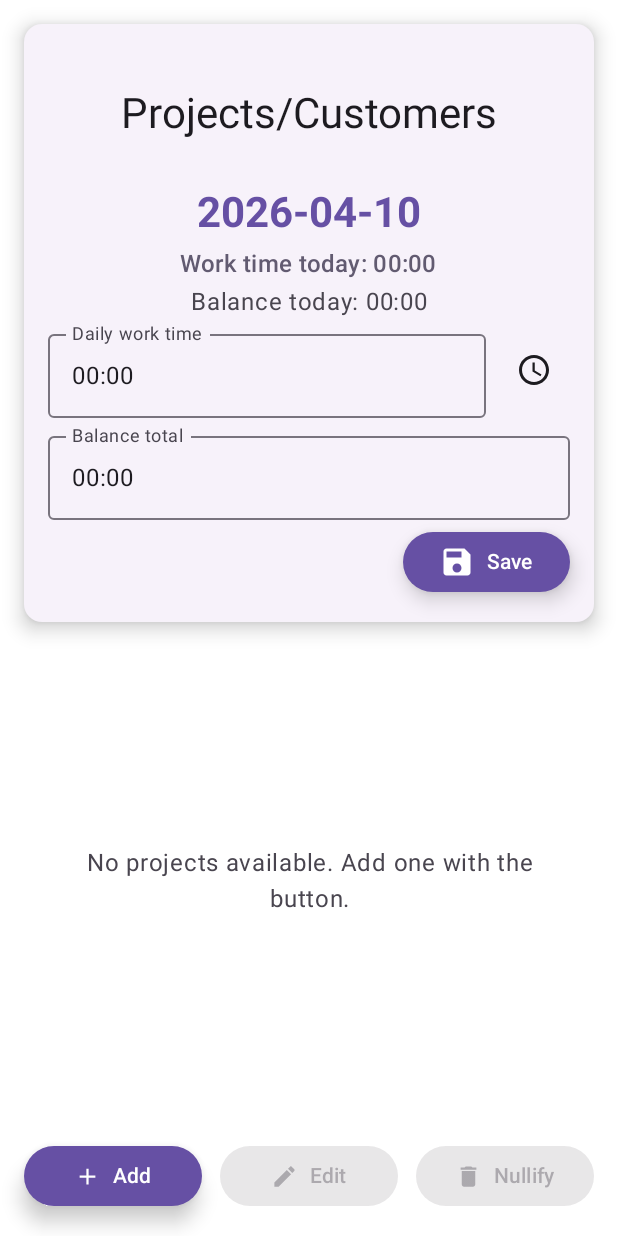
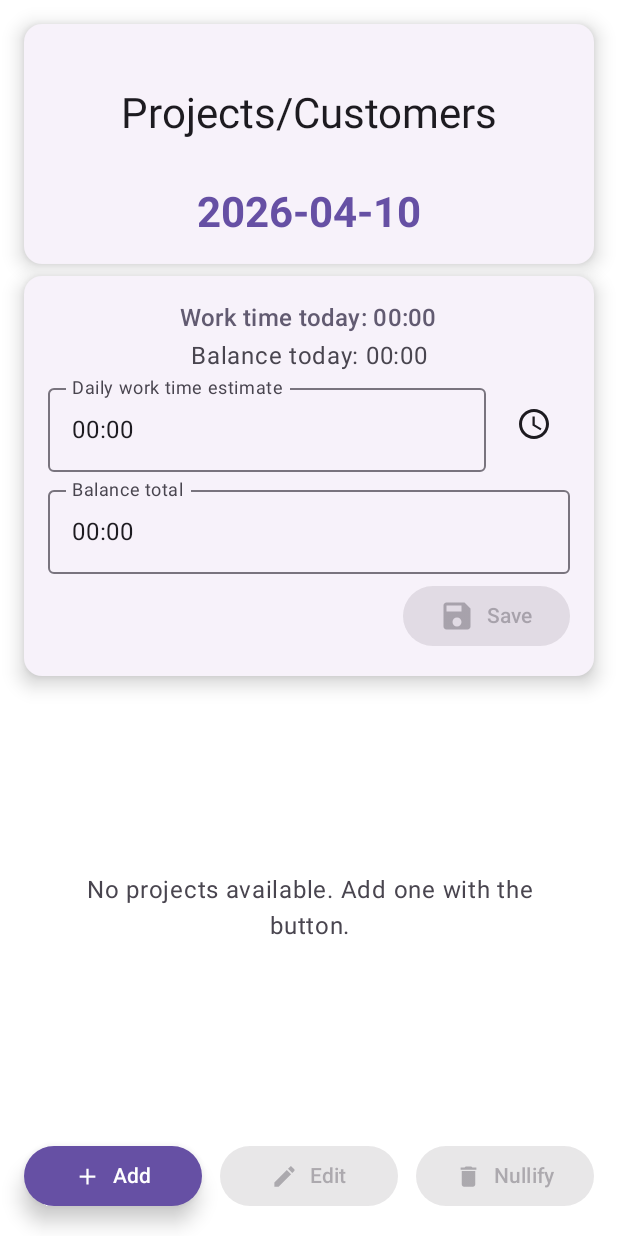
Before and after one commit to AkiWiksten/AWTimesheet, an Android app built with Jetpack Compose: the @Preview function PreviewProjectsEmpty, on a phone screen of 412 x 824 dp. Run offline under Robolectric (Android 15) with nearby library versions, the light colour scheme and no system bars; our stand-ins replace Dagger/Hilt's generated code; libraries missing offline, so code that uses them is left out: androidx.hilt.lifecycle.

Commit message:
Enhance ProjectsScreen with unsaved changes tracking and update daily work time label

```diff
--- a/app/src/main/java/com/akiwiksten/worktime30/feature/projects/daily/ProjectsScreen.kt
+++ b/app/src/main/java/com/akiwiksten/worktime30/feature/projects/daily/ProjectsScreen.kt
@@ -164,9 +164,21 @@ private fun ColumnScope.ProjectsSuccessContent(
     var editedBalanceTotal by remember(state.balanceTotal) {
         mutableStateOf(value = state.balanceTotal)
     }
+    var lastSavedDailyWorkTime by remember(state.dailyWorkTime) {
+        mutableStateOf(value = state.dailyWorkTime)
+    }
+    var lastSavedBalanceTotal by remember(state.balanceTotal) {
+        mutableStateOf(value = state.balanceTotal)
+    }
 
-    val isDailyWorkTimeValid = remember(editedDailyWorkTime) { editedDailyWorkTime.matches(DAILY_WORK_TIME_INPUT_REGEX) }
-    val isBalanceTotalValid = remember(editedBalanceTotal) { editedBalanceTotal.matches(BALANCE_TOTAL_INPUT_REGEX) }
+    val isDailyWorkTimeValid = remember(editedDailyWorkTime) {
+        editedDailyWorkTime.matches(DAILY_WORK_TIME_INPUT_REGEX)
+    }
+    val isBalanceTotalValid = remember(editedBalanceTotal) {
+        editedBalanceTotal.matches(BALANCE_TOTAL_INPUT_REGEX)
+    }
+    val hasUnsavedChanges =
+        editedDailyWorkTime != lastSavedDailyWorkTime || editedBalanceTotal != lastSavedBalanceTotal
 
     ProjectsHeader(
         date = state.date,
@@ -176,14 +188,17 @@ private fun ColumnScope.ProjectsSuccessContent(
             dailyWorkTime = editedDailyWorkTime,
             balanceTotal = editedBalanceTotal,
             isDailyWorkTimeError = !isDailyWorkTimeValid,
-            isBalanceTotalError = !isBalanceTotalValid
+            isBalanceTotalError = !isBalanceTotalValid,
+            hasUnsavedChanges = hasUnsavedChanges
         ),
         headerActions = ProjectsHeaderActions(
             onDailyWorkTimeChange = { editedDailyWorkTime = it },
             onBalanceTotalChange = { editedBalanceTotal = it },
             onSaveWorkStats = {
-                if (isDailyWorkTimeValid && isBalanceTotalValid) {
+                if (isDailyWorkTimeValid && isBalanceTotalValid && hasUnsavedChanges) {
                     actions.onSaveWorkStats(editedDailyWorkTime, editedBalanceTotal)
+                    lastSavedDailyWorkTime = editedDailyWorkTime
+                    lastSavedBalanceTotal = editedBalanceTotal
                 }
             }
         )
@@ -249,6 +264,10 @@ private fun ProjectsHeader(
         )
     }
 
+    Column(
+        modifier = Modifier.fillMaxWidth(),
+        verticalArrangement = Arrangement.spacedBy(space = 8.dp)
+    ) {
         ElevatedCard(
             modifier = Modifier.fillMaxWidth(),
             elevation = CardDefaults.elevatedCardElevation(defaultElevation = 8.dp)
@@ -265,6 +284,18 @@ private fun ProjectsHeader(
                     fontWeight = FontWeight.Bold,
                     color = MaterialTheme.colorScheme.primary
                 )
+            }
+        }
+
+        ElevatedCard(
+            modifier = Modifier.fillMaxWidth(),
+            elevation = CardDefaults.elevatedCardElevation(defaultElevation = 8.dp)
+        ) {
+            Column(
+                modifier = Modifier.padding(all = 16.dp),
+                horizontalAlignment = Alignment.CenterHorizontally,
+                verticalArrangement = Arrangement.spacedBy(space = 4.dp)
+            ) {
                 Text(
                     text = "${stringResource(id = R.string.work_time_today)}: $workTime",
                     style = MaterialTheme.typography.titleMedium,
@@ -303,13 +334,16 @@ private fun ProjectsHeader(
                 )
                 Button(
                     onClick = headerActions.onSaveWorkStats,
-                enabled = !workStatsEditorState.isDailyWorkTimeError && !workStatsEditorState.isBalanceTotalError,
+                    enabled = !workStatsEditorState.isDailyWorkTimeError &&
+                        !workStatsEditorState.isBalanceTotalError &&
+                        workStatsEditorState.hasUnsavedChanges,
                     modifier = Modifier.align(alignment = Alignment.End),
                     elevation = ButtonDefaults.buttonElevation(defaultElevation = 8.dp)
                 ) {
                     Icon(imageVector = Icons.Default.Save, contentDescription = null)
                     Spacer(modifier = Modifier.width(width = 8.dp))
                     Text(text = stringResource(id = R.string.save))
+                }
             }
         }
     }
@@ -522,7 +556,8 @@ private data class WorkStatsEditorState(
     val dailyWorkTime: String,
     val balanceTotal: String,
     val isDailyWorkTimeError: Boolean,
-    val isBalanceTotalError: Boolean
+    val isBalanceTotalError: Boolean,
+    val hasUnsavedChanges: Boolean
 )
 
 private data class ProjectsHeaderActions(
--- a/app/src/main/res/values/strings.xml
+++ b/app/src/main/res/values/strings.xml
@@ -9,7 +9,7 @@
 <string name="end_time">End time</string>
 <string name="go_to_time_picker">Time picker</string>
 <string name="save">Save</string>
-<string name="daily_work_time">Daily work time</string>
+<string name="daily_work_time">Daily work time estimate</string>
 <string name="lunch_start">Lunch start</string>
 <string name="lunch_end">Lunch end</string>
 <string name="lunch_time">Lunch time</string>
```
Lines whose indentation alone changed are shown as unchanged.
